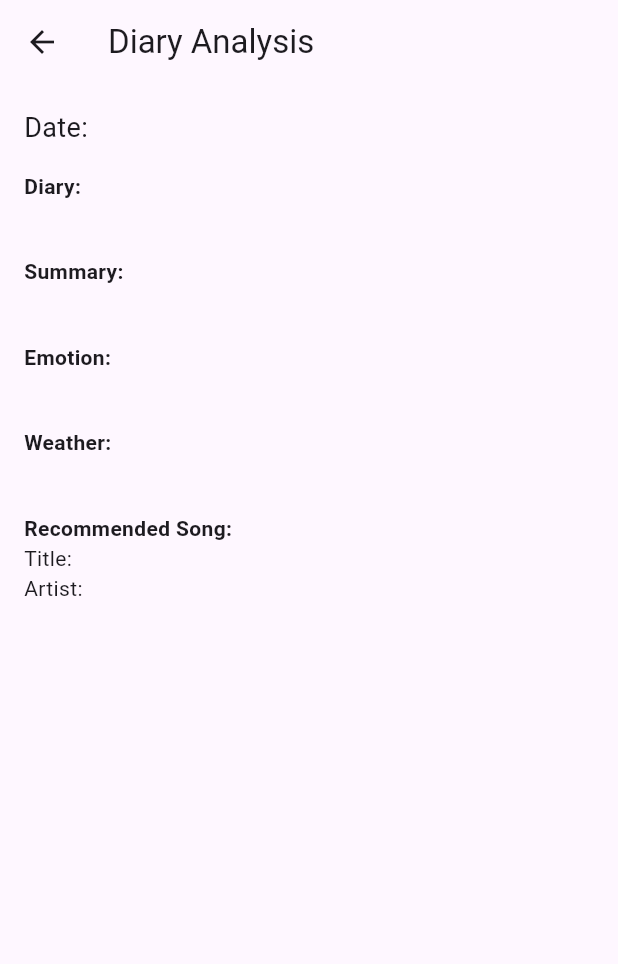
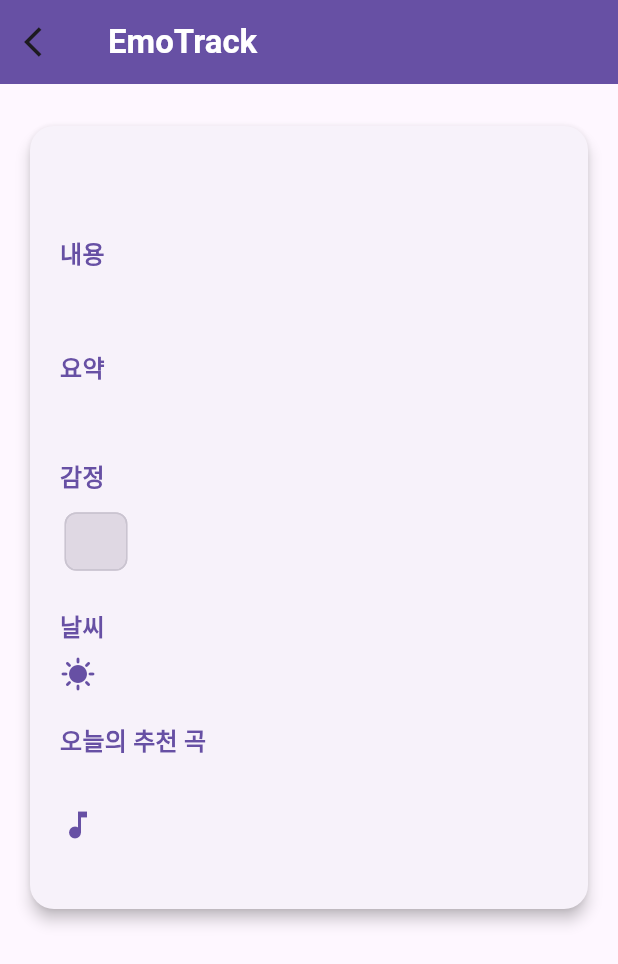
Before and after one commit to lshee9008/EmoTrack, a Flutter app: the DiaryDetailScreen screen opened directly with empty values, on a phone screen of 412 x 824 dp. Shown: the top 964 px of the screen. Run offline on Flutter 3.47's test engine with Material 3 defaults, Android fonts, the phone set to English and light mode, and no system bars; our stand-ins replace sqflite_common_ffi; accounts and stored records are empty.

Commit message:
diary_detail_screen 약간 퀄 수정

```diff
--- a/front/emotrack_front/lib/screens/diary_detail_screen.dart
+++ b/front/emotrack_front/lib/screens/diary_detail_screen.dart
@@ -4,39 +4,165 @@ import '../models/diary_entry.dart';
 class DiaryDetailScreen extends StatelessWidget {
   final DiaryEntry diary;
 
-  DiaryDetailScreen({required this.diary});
+  const DiaryDetailScreen({required this.diary, super.key});
 
   @override
   Widget build(BuildContext context) {
+    final theme = Theme.of(context);
     return Scaffold(
-      appBar: AppBar(title: Text('Diary Analysis')),
-      body: Padding(
-        padding: EdgeInsets.all(16.0),
-        child: ListView(
-          children: [
-            Text('Date: ${diary.date}', style: TextStyle(fontSize: 18)),
-            SizedBox(height: 16),
-            Text('Diary:', style: TextStyle(fontWeight: FontWeight.bold)),
-            Text(diary.diary),
-            SizedBox(height: 16),
-            Text('Summary:', style: TextStyle(fontWeight: FontWeight.bold)),
-            Text(diary.summary),
-            SizedBox(height: 16),
-            Text('Emotion:', style: TextStyle(fontWeight: FontWeight.bold)),
-            Text(diary.emotion),
-            SizedBox(height: 16),
-            Text('Weather:', style: TextStyle(fontWeight: FontWeight.bold)),
-            Text(diary.weather),
-            SizedBox(height: 16),
-            Text(
-              'Recommended Song:',
-              style: TextStyle(fontWeight: FontWeight.bold),
+      appBar: AppBar(
+        title: Text(
+          'EmoTrack',
+          style: theme.textTheme.titleLarge?.copyWith(
+            fontWeight: FontWeight.bold,
+            color: theme.colorScheme.onPrimary,
+          ),
+        ),
+        backgroundColor: theme.colorScheme.primary,
+        elevation: 0,
+        leading: IconButton(
+          icon: const Icon(Icons.arrow_back_ios),
+          onPressed: () => Navigator.of(context).pop(),
+        ),
+      ),
+      body: SingleChildScrollView(
+        child: Padding(
+          padding: const EdgeInsets.symmetric(horizontal: 16.0, vertical: 24.0),
+          child: Hero(
+            tag: 'diary_${diary.date}',
+            child: Card(
+              elevation: 4,
+              shape: RoundedRectangleBorder(
+                borderRadius: BorderRadius.circular(16.0),
+              ),
+              child: Padding(
+                padding: const EdgeInsets.all(20.0),
+                child: Column(
+                  crossAxisAlignment: CrossAxisAlignment.start,
+                  children: [
+                    // Date Section
+                    Text(
+                      '${diary.date}',
+                      style: theme.textTheme.headlineSmall?.copyWith(
+                        fontWeight: FontWeight.w600,
+                        color: theme.colorScheme.primary,
+                      ),
+                    ),
+                    const SizedBox(height: 20),
+                    // Diary Content
+                    _buildSectionTitle(theme, '내용'),
+                    const SizedBox(height: 8),
+                    Text(
+                      diary.diary,
+                      style: theme.textTheme.bodyLarge?.copyWith(
+                        height: 1.5,
+                        color: theme.colorScheme.onSurface.withOpacity(0.85),
+                      ),
+                    ),
+                    const SizedBox(height: 20),
+                    // Summary
+                    _buildSectionTitle(theme, '요약'),
+                    const SizedBox(height: 8),
+                    Text(
+                      diary.summary,
+                      style: theme.textTheme.bodyMedium?.copyWith(
+                        color: theme.colorScheme.onSurface.withOpacity(0.7),
+                      ),
+                    ),
+                    const SizedBox(height: 20),
+                    // Emotion
+                    _buildSectionTitle(theme, '감정'),
+                    const SizedBox(height: 8),
+                    Chip(
+                      label: Text(
+                        diary.emotion,
+                        style: theme.textTheme.bodyMedium?.copyWith(
+                          color: theme.colorScheme.onSecondary,
+                        ),
+                      ),
+                      backgroundColor: theme.colorScheme.secondary.withOpacity(
+                        0.2,
+                      ),
+                      padding: const EdgeInsets.symmetric(
+                        horizontal: 12,
+                        vertical: 8,
+                      ),
+                    ),
+                    const SizedBox(height: 20),
+                    // Weather
+                    _buildSectionTitle(theme, '날씨'),
+                    const SizedBox(height: 8),
+                    Row(
+                      children: [
+                        Icon(
+                          _getWeatherIcon(diary.weather),
+                          color: theme.colorScheme.primary,
+                          size: 24,
+                        ),
+                        const SizedBox(width: 8),
+                        Text(
+                          diary.weather,
+                          style: theme.textTheme.bodyMedium?.copyWith(
+                            color: theme.colorScheme.onSurface,
+                          ),
+                        ),
+                      ],
+                    ),
+                    const SizedBox(height: 20),
+                    // Recommended Song
+                    _buildSectionTitle(theme, '오늘의 추천 곡'),
+                    const SizedBox(height: 8),
+                    ListTile(
+                      contentPadding: EdgeInsets.zero,
+                      leading: Icon(
+                        Icons.music_note,
+                        color: theme.colorScheme.primary,
+                      ),
+                      title: Text(
+                        diary.song['title'] ?? 'Unknown Title',
+                        style: theme.textTheme.bodyLarge?.copyWith(
+                          fontWeight: FontWeight.w500,
+                        ),
+                      ),
+                      subtitle: Text(
+                        diary.song['artist'] ?? 'Unknown Artist',
+                        style: theme.textTheme.bodyMedium?.copyWith(
+                          color: theme.colorScheme.onSurface.withOpacity(0.6),
+                        ),
+                      ),
+                    ),
+                  ],
+                ),
+              ),
             ),
-            Text('Title: ${diary.song['title']}'),
-            Text('Artist: ${diary.song['artist']}'),
-          ],
+          ),
         ),
       ),
     );
   }
+
+  Widget _buildSectionTitle(ThemeData theme, String title) {
+    return Text(
+      title,
+      style: theme.textTheme.titleMedium?.copyWith(
+        fontWeight: FontWeight.bold,
+        color: theme.colorScheme.primary,
+      ),
+    );
+  }
+
+  IconData _getWeatherIcon(String weather) {
+    switch (weather.toLowerCase()) {
+      case 'sunny':
+        return Icons.wb_sunny;
+      case 'cloudy':
+        return Icons.cloud;
+      case 'rainy':
+        return Icons.umbrella;
+      case 'snowy':
+        return Icons.ac_unit;
+      default:
+        return Icons.sunny;
+    }
+  }
 }
```
